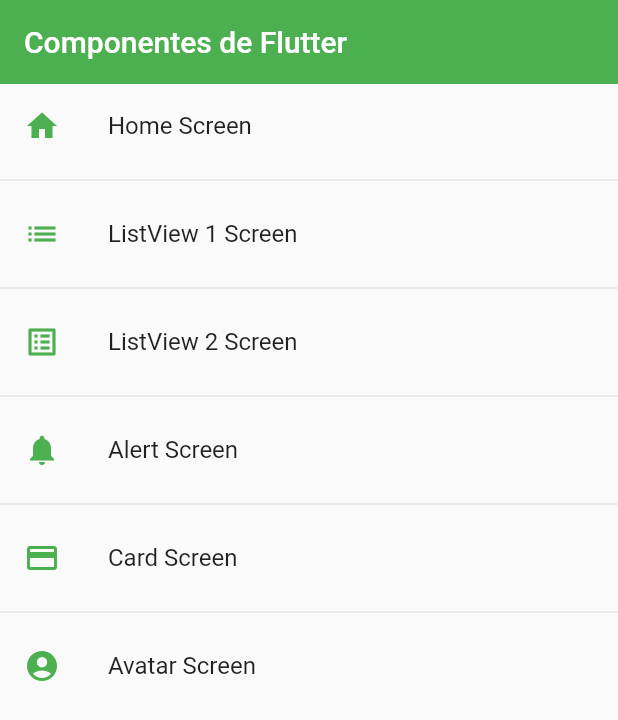
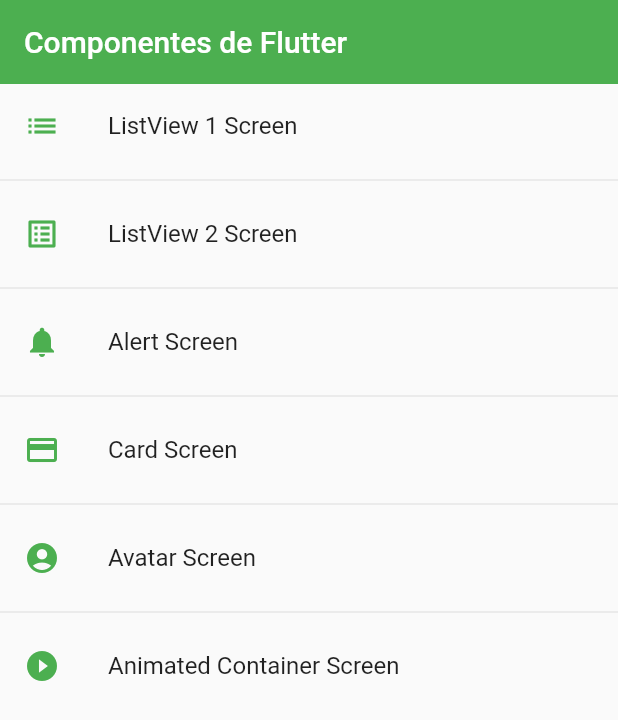
Before and after one commit to j-machuca/flutter-course, a Flutter app: the screen it shows after launch, on a phone screen of 412 x 824 dp. Shown: the top 720 px of the screen. Run offline on Flutter 3.47's test engine with Material 2 defaults, Android fonts, the phone set to English and light mode, and no system bars.

Commit message:
added screen

```diff
--- a/lib/router/app_routes.dart
+++ b/lib/router/app_routes.dart
@@ -7,11 +7,11 @@ class AppRoutes {
   static const initialRoute = 'home';
 
   static final menuOptions = <MenuOption>[
-    MenuOption(
-        route: 'home',
-        name: "Home Screen",
-        screen: const HomeScreen(),
-        icon: Icons.home),
+    // MenuOption(
+    //     route: 'home',
+    //     name: "Home Screen",
+    //     screen: const HomeScreen(),
+    //     icon: Icons.home),
     MenuOption(
         route: 'listview1',
         name: "ListView 1 Screen",
@@ -36,7 +36,12 @@ class AppRoutes {
         route: 'avatar',
         name: "Avatar Screen",
         screen: const AvatarScreen(),
-        icon: Icons.account_circle_rounded)
+        icon: Icons.account_circle_rounded),
+    MenuOption(
+        route: 'animated',
+        name: "Animated Container Screen",
+        screen: const AnimatedScreen(),
+        icon: Icons.play_circle_filled_outlined),
   ];
 
   // static Map<String, Widget Function(BuildContext)> routes = {
@@ -49,6 +54,8 @@ class AppRoutes {
 
   static Map<String, Widget Function(BuildContext)> getAppRoutes() {
     Map<String, Widget Function(BuildContext)> appRoutes = {};
+
+    appRoutes.addAll({'home': (BuildContext context) => const HomeScreen()});
 
     for (final option in menuOptions) {
       appRoutes.addAll({option.route: (BuildContext context) => option.screen});
--- a/lib/screens/screens.dart
+++ b/lib/screens/screens.dart
@@ -1,4 +1,5 @@
 export 'package:flutter_course/screens/alert_screen.dart';
+export 'package:flutter_course/screens/animated_screen.dart';
 export 'package:flutter_course/screens/avatar_screen.dart';
 export 'package:flutter_course/screens/card_screen.dart';
 export 'package:flutter_course/screens/home_screen.dart';
```
Also changed, not shown: lib/screens/animated_screen.dart (added, +61 -0 lines).
